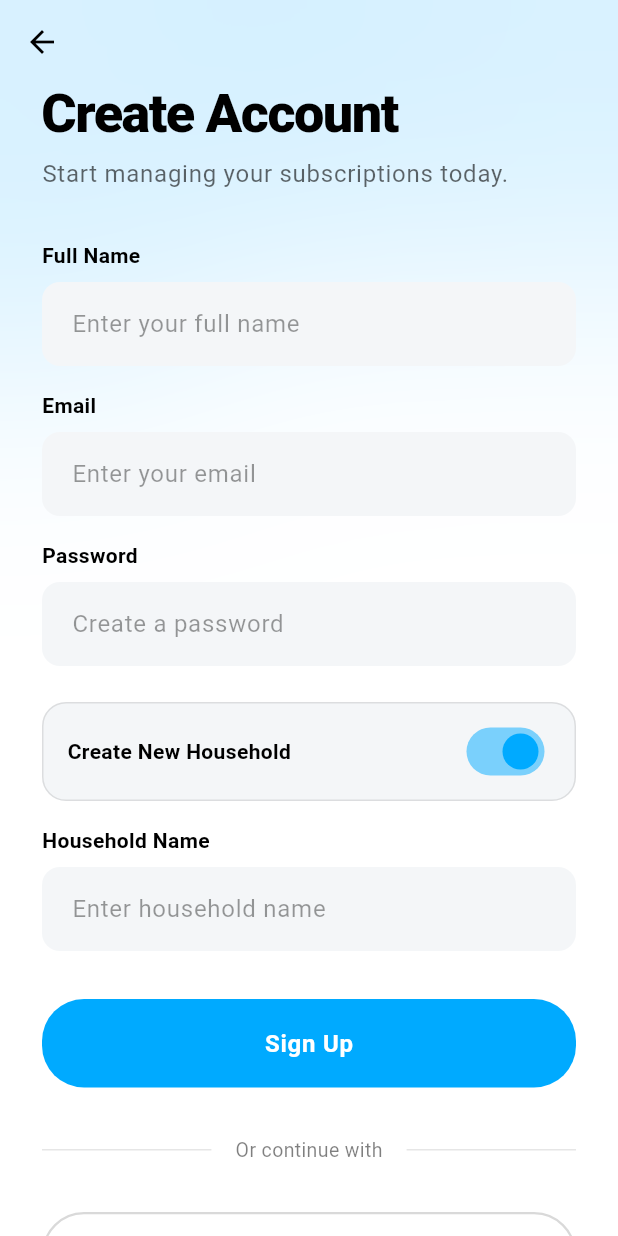
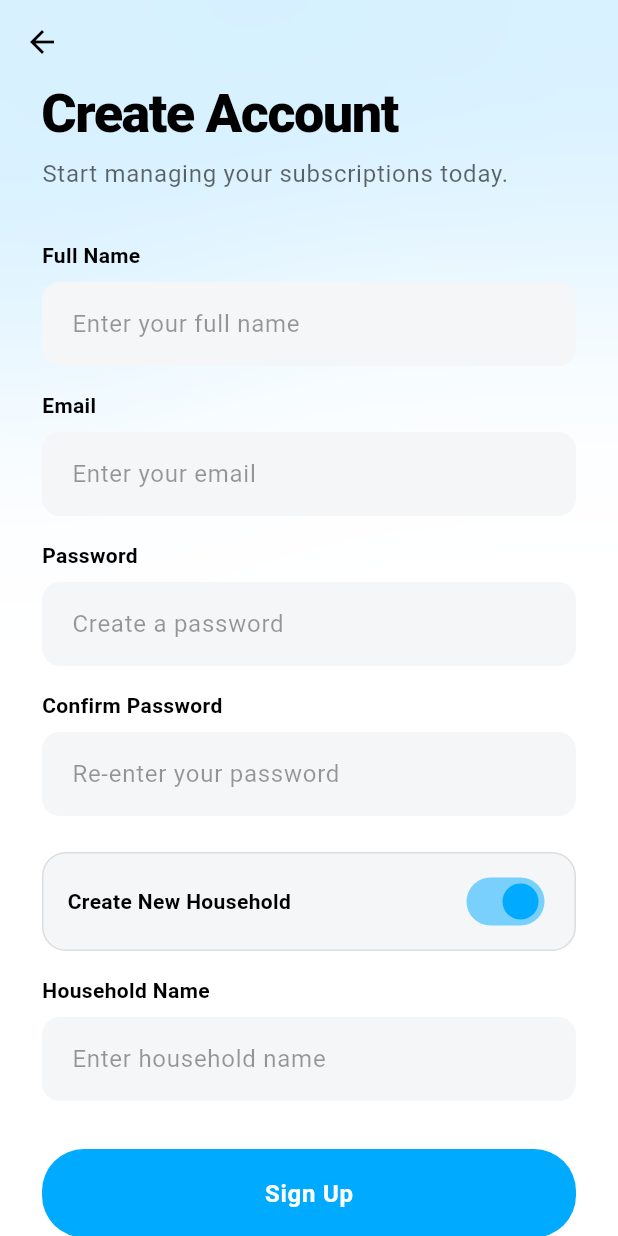
Before and after one commit to SP3CTRE404/premio-mobile-app, a Flutter app: the RegisterScreen screen opened directly, on a phone screen of 412 x 824 dp. Run offline on Flutter 3.47's test engine with Material 3 defaults, Android fonts, the phone set to English and light mode, and no system bars; our stand-ins replace app_links, dio, flutter_riverpod, flutter_secure_storage, image_picker, qr_flutter and 1 more; missing offline and left inert: mobile_scanner; accounts and stored records are empty.

Commit message:
confirm password field

```diff
--- a/lib/features/auth/screens/register_screen.dart
+++ b/lib/features/auth/screens/register_screen.dart
@@ -26,6 +26,7 @@ class _RegisterScreenState extends ConsumerState<RegisterScreen> {
   final _fullNameController = TextEditingController();
   final _emailController = TextEditingController();
   final _passwordController = TextEditingController();
+  final _confirmPasswordController = TextEditingController();
   final _householdNameController = TextEditingController();
   bool _createHousehold = true;
 
@@ -34,12 +35,18 @@ class _RegisterScreenState extends ConsumerState<RegisterScreen> {
     _fullNameController.dispose();
     _emailController.dispose();
     _passwordController.dispose();
+    _confirmPasswordController.dispose();
     _householdNameController.dispose();
     super.dispose();
   }
 
   void _submit() {
     if (_formKey.currentState!.validate()) {
+      if (_passwordController.text != _confirmPasswordController.text) {
+        CustomToast.show(context: context, message: 'Passwords do not match', isError: true);
+        return;
+      }
+
       if (_createHousehold && _householdNameController.text.trim().isEmpty) {
         CustomToast.show(context: context, message: 'Please enter a household name', isError: false);
         return;
@@ -116,6 +123,13 @@ class _RegisterScreenState extends ConsumerState<RegisterScreen> {
                         controller: _passwordController,
                         isPassword: true,
                       ),
+                      const SizedBox(height: 16),
+                      AuthTextField(
+                        label: 'Confirm Password',
+                        hint: 'Re-enter your password',
+                        controller: _confirmPasswordController,
+                        isPassword: true,
+                      ),
                       const SizedBox(height: 24),
                       Container(
                         padding: const EdgeInsets.symmetric(
```
